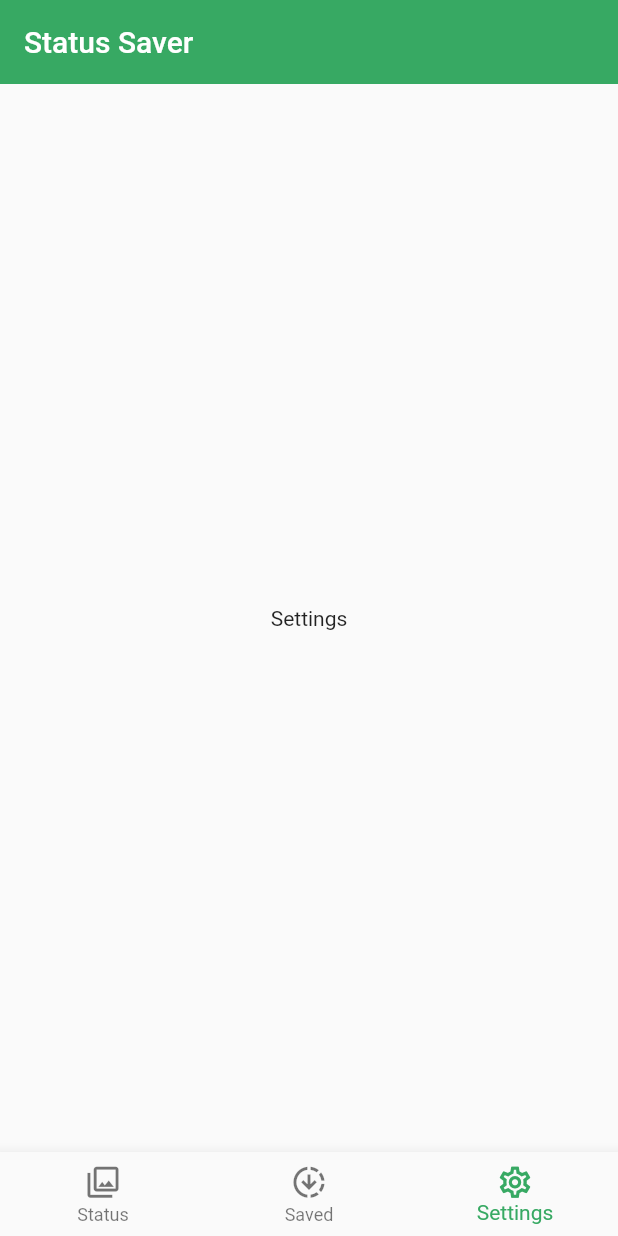
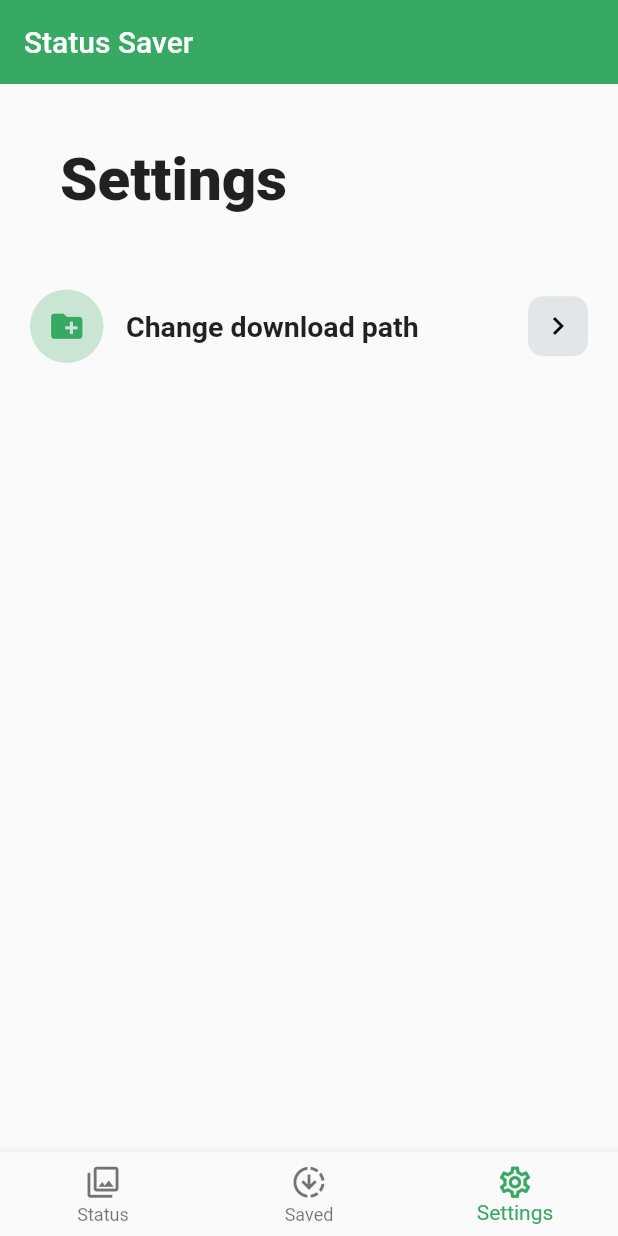
Before and after one commit to MohamedSafwan20/whatsapp_status_saver-Flutter, a Flutter app: the screen it shows after launch, item 3 of the bottom bar chosen, on a phone screen of 412 x 824 dp. Run offline on Flutter 3.47's test engine with Material 2 defaults, Android fonts, the phone set to English and light mode, and no system bars; our stand-ins replace get, permission_handler, photo_view, video_player; statements that could not run were skipped.

Commit message:
Added settings UI

```diff
--- a/lib/pages/home_page.dart
+++ b/lib/pages/home_page.dart
@@ -2,6 +2,7 @@ import 'package:flutter/material.dart';
 import 'package:get/get.dart';
 import 'package:whatsapp_status_saver/controllers/home_controller.dart';
 import 'package:whatsapp_status_saver/widgets/saved.dart';
+import 'package:whatsapp_status_saver/widgets/settings.dart';
 import 'package:whatsapp_status_saver/widgets/status.dart';
 
 class HomePage extends StatefulWidget {
@@ -36,10 +37,7 @@ class _HomePageState extends State<HomePage> {
             children: const [
               Status(),
               Saved(),
-              Center(
-                child: Text("Settings"),
-              ),
-            ],
+              Settings()],
           ),
           bottomNavigationBar: BottomNavigationBar(
             currentIndex: homeController.currentPage,
--- /dev/null
+++ b/lib/widgets/settings.dart
@@ -0,0 +1,28 @@
+import 'package:flutter/material.dart';
+import 'package:whatsapp_status_saver/widgets/settings_card.dart';
+
+class Settings extends StatelessWidget {
+  const Settings({Key? key}) : super(key: key);
+
+  @override
+  Widget build(BuildContext context) {
+    return SingleChildScrollView(
+      child: Column(
+        crossAxisAlignment: CrossAxisAlignment.start,
+        children: const [
+          Padding(
+            padding: EdgeInsets.all(40),
+            child: Text(
+              "Settings",
+              style: TextStyle(fontWeight: FontWeight.w800, fontSize: 40),
+            ),
+          ),
+          Padding(
+            padding: EdgeInsets.symmetric(horizontal: 20.0, vertical: 10),
+            child: SettingsCard(),
+          )
+        ],
+      ),
+    );
+  }
+}
--- /dev/null
+++ b/lib/widgets/settings_card.dart
@@ -0,0 +1,58 @@
+import 'package:flutter/material.dart';
+import 'package:whatsapp_status_saver/config/colors.dart';
+
+class SettingsCard extends StatefulWidget {
+  const SettingsCard({Key? key}) : super(key: key);
+
+  @override
+  State<SettingsCard> createState() => _SettingsCardState();
+}
+
+class _SettingsCardState extends State<SettingsCard> {
+  @override
+  Widget build(BuildContext context) {
+    return Row(
+      mainAxisAlignment: MainAxisAlignment.spaceBetween,
+      crossAxisAlignment: CrossAxisAlignment.center,
+      children: [
+        Row(
+          children: [
+            Container(
+              margin: const EdgeInsets.only(right: 15),
+              child: Padding(
+                padding: const EdgeInsets.all(12.0),
+                child: Icon(
+                  Icons.create_new_folder,
+                  color: color["primary"],
+                  size: 25,
+                ),
+              ),
+              decoration: BoxDecoration(
+                  shape: BoxShape.circle,
+                  color: color["primaryLight"].withOpacity(0.4)),
+            ),
+            const Text(
+              "Change download path",
+              style: TextStyle(fontSize: 19, fontWeight: FontWeight.w600),
+            ),
+          ],
+        ),
+        Container(
+            height: 40,
+            width: 40,
+            child: IconButton(
+              onPressed: () {},
+              icon: const Icon(
+                Icons.navigate_next,
+                color: Colors.black,
+              ),
+            ),
+            decoration: BoxDecoration(
+                color: color["disabled"],
+                borderRadius: BorderRadius.circular(10)
+                // border: Border.all(color: Colors.red, width: 5)
+                ))
+      ],
+    );
+  }
+}
```
